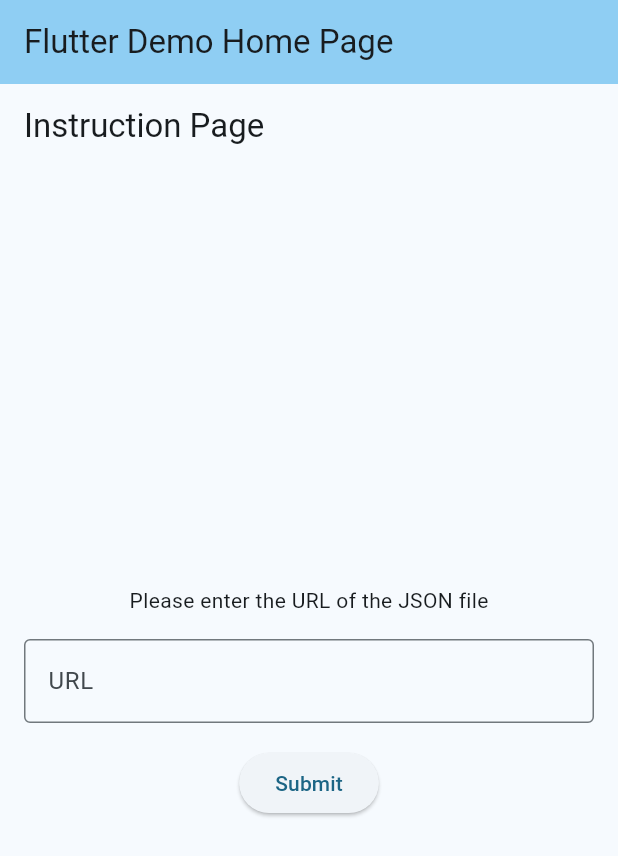
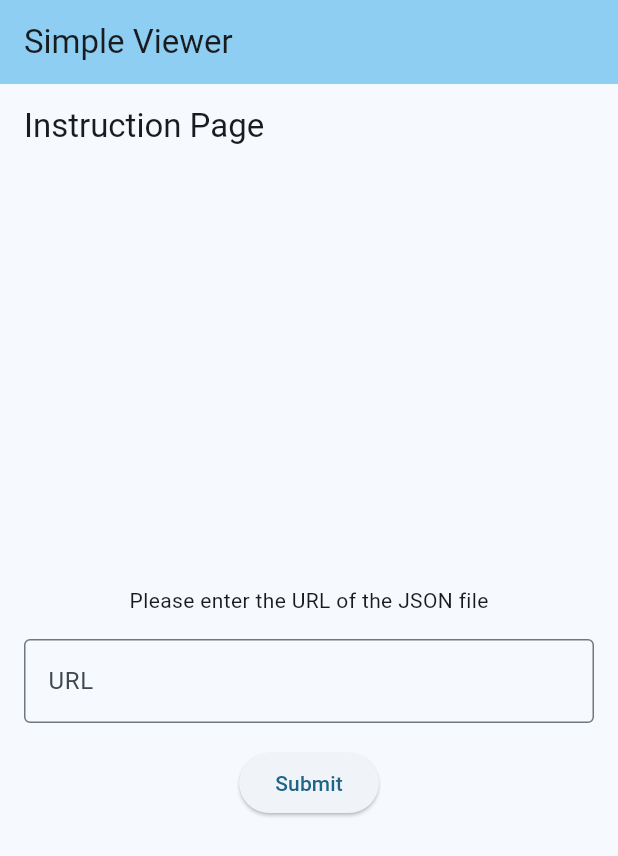
Before and after one commit to SanqBear/simple_viewer, a Flutter app: the screen it shows after launch, on a phone screen of 412 x 824 dp. Shown: the top 856 px of the screen. Run offline on Flutter 3.47's test engine with Material 2 defaults, Android fonts, the phone set to English and light mode, and no system bars; generated files the repository leaves out were written again.

Commit message:
다국어 기능 추가

```diff
--- /dev/null
+++ b/l10n.yaml
@@ -0,0 +1,3 @@
+arb-dir: lib/l10n
+template-arb-file: app_en.arb
+output-localization-file: app_localizations.dart
--- /dev/null
+++ b/lib/l10n/app_en.arb
@@ -0,0 +1,3 @@
+{
+  "appTitle": "Simple Viewer"
+}
--- /dev/null
+++ b/lib/l10n/app_ja.arb
@@ -0,0 +1,3 @@
+{
+  "appTitle": "Simple Viewer"
+}
--- /dev/null
+++ b/lib/l10n/app_ko.arb
@@ -0,0 +1,3 @@
+{
+  "appTitle": "심플 뷰어"
+}
--- /dev/null
+++ b/lib/l10n/app_zh.arb
@@ -0,0 +1,3 @@
+{
+  "appTitle": "Simple Viewer"
+}
--- a/lib/main.dart
+++ b/lib/main.dart
@@ -1,4 +1,6 @@
 import 'package:flutter/material.dart';
+import 'package:flutter_localizations/flutter_localizations.dart';
+import 'package:flutter_gen/gen_l10n/app_localizations.dart';
 import 'package:simple_viewer/page/instruction.dart';
 import 'package:simple_viewer/page/menu.dart';
 
@@ -13,19 +15,30 @@
   @override
   Widget build(BuildContext context) {
     return MaterialApp(
-      title: 'Flutter Demo',
+      localizationsDelegates: const [
+        AppLocalizations.delegate,
+        GlobalMaterialLocalizations.delegate,
+        GlobalWidgetsLocalizations.delegate,
+        GlobalCupertinoLocalizations.delegate
+      ],
+      supportedLocales: const [
+        Locale('en', 'US'),
+        Locale('ko', 'KR'),
+        Locale('ja', 'JP'),
+        Locale('zh', 'CN')
+      ],
       theme: ThemeData(
         colorScheme: ColorScheme.fromSeed(seedColor: Colors.lightBlueAccent),
         useMaterial3: true,
       ),
-      home: const MyHomePage(title: 'Flutter Demo Home Page'),
+      onGenerateTitle: (context) => AppLocalizations.of(context)!.appTitle,
+      home: const MyHomePage(),
     );
   }
 }
 
 class MyHomePage extends StatefulWidget {
-  const MyHomePage({super.key, required this.title});
-  final String title;
+  const MyHomePage({super.key});
 
   @override
   State<MyHomePage> createState() => _MyHomePageState();
@@ -46,7 +59,7 @@
     return Scaffold(
         appBar: AppBar(
           backgroundColor: Theme.of(context).colorScheme.inversePrimary,
-          title: Text(widget.title),
+          title: Text(AppLocalizations.of(context)!.appTitle),
         ),
         body:
             baseUrl == "" ? InstructionPage(callback: updateUrl) : MenuPage());
--- a/pubspec.yaml
+++ b/pubspec.yaml
@@ -35,6 +35,9 @@
   # The following adds the Cupertino Icons font to your application.
   # Use with the CupertinoIcons class for iOS style icons.
   cupertino_icons: ^1.0.2
+  flutter_localizations:
+    sdk: flutter
+  intl: any
 
 dev_dependencies:
   flutter_test:
@@ -57,6 +60,8 @@
   # included with your application, so that you can use the icons in
   # the material Icons class.
   uses-material-design: true
+
+  generate: true
 
   # To add assets to your application, add an assets section, like this:
   # assets:
```
Also changed, not shown: pubspec.lock.
